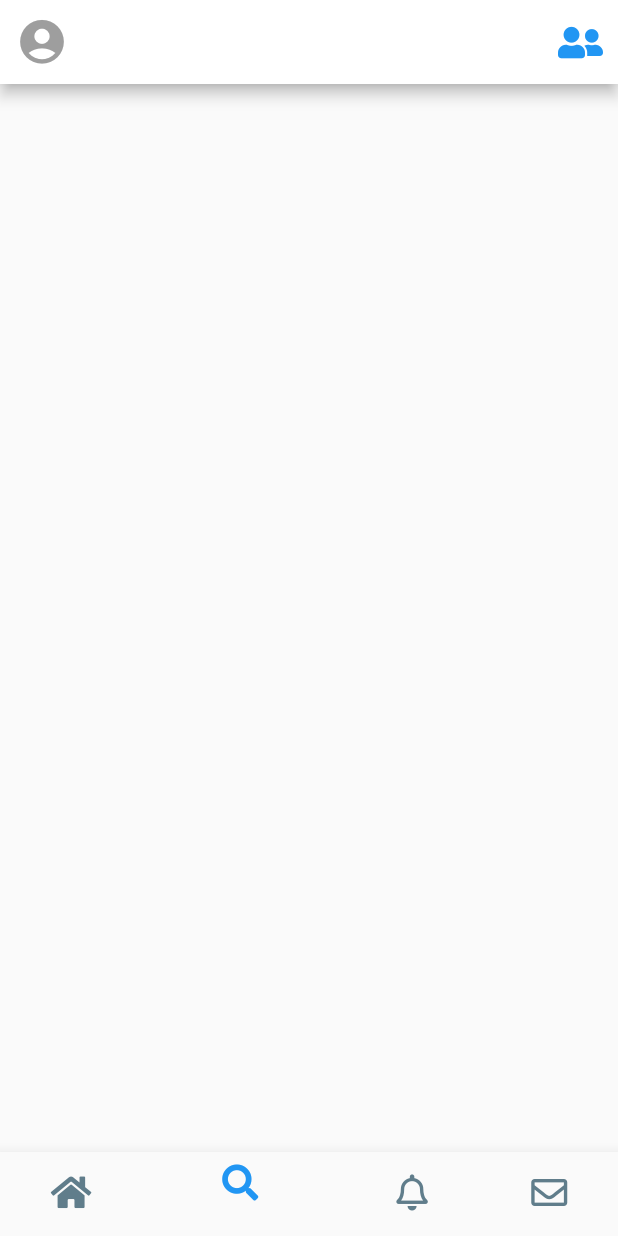
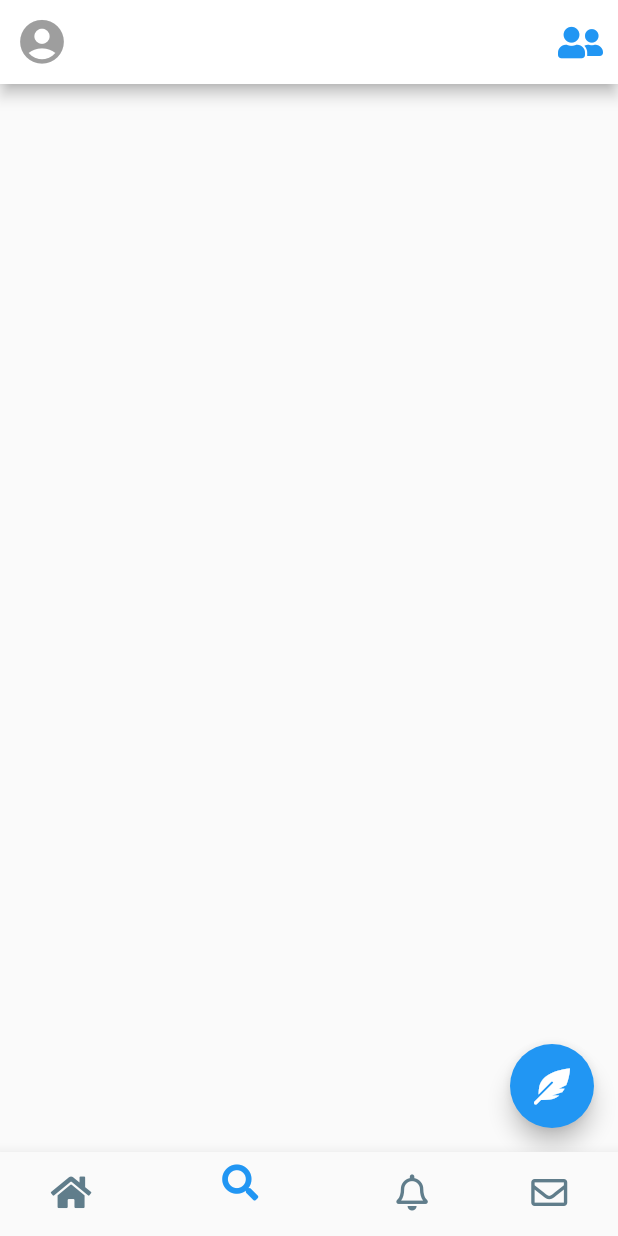
Before and after one commit to deven98/TwitterFlutter, a Flutter app: the screen it shows after launch, item 2 of the bottom bar chosen, on a phone screen of 412 x 824 dp. Run offline on Flutter 3.47's test engine with Material 2 defaults, Android fonts, the phone set to English and light mode, and no system bars; our stand-ins replace font_awesome_flutter.

Commit message:
Added missing FABs

```diff
--- a/lib/messages_page.dart
+++ b/lib/messages_page.dart
@@ -1,4 +1,5 @@
 import 'package:flutter/material.dart';
+import 'package:font_awesome_flutter/font_awesome_flutter.dart';
 
 class MessagesPage extends StatefulWidget {
   @override
@@ -20,6 +21,11 @@ class _MessagesPageState extends State<MessagesPage> {
           )
         ],
       ),
+      floatingActionButton: FloatingActionButton(
+        onPressed: () {
+        },
+        child: Icon(FontAwesomeIcons.envelope),
+      ),
     );
   }
 }
--- a/lib/notification_page.dart
+++ b/lib/notification_page.dart
@@ -21,6 +21,11 @@ class _NotificationPageState extends State<NotificationPage> {
           )
         ],
       ),
+      floatingActionButton: FloatingActionButton(
+        onPressed: () {
+        },
+        child: Icon(FontAwesomeIcons.featherAlt),
+      ),
     );
   }
 }
--- a/lib/search_page.dart
+++ b/lib/search_page.dart
@@ -20,6 +20,11 @@ class _SearchPageState extends State<SearchPage> {
           )
         ],
       ),
+      floatingActionButton: FloatingActionButton(
+        onPressed: () {
+        },
+        child: Icon(FontAwesomeIcons.featherAlt),
+      ),
     );
   }
 }
```
